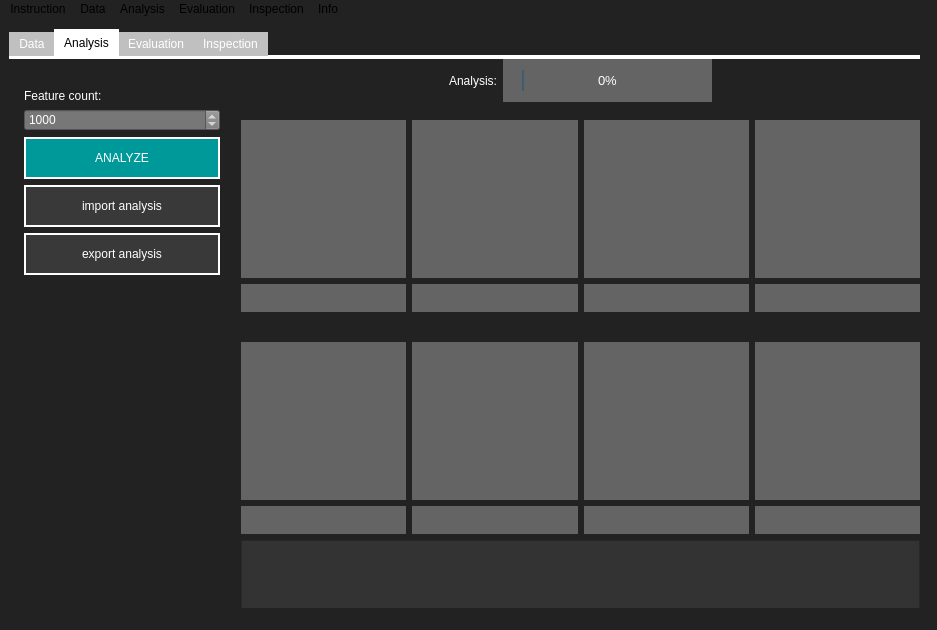
Before: the Qt Designer form design/pridentifier.ui in resa89/pridentifier, drawn with Qt 5.
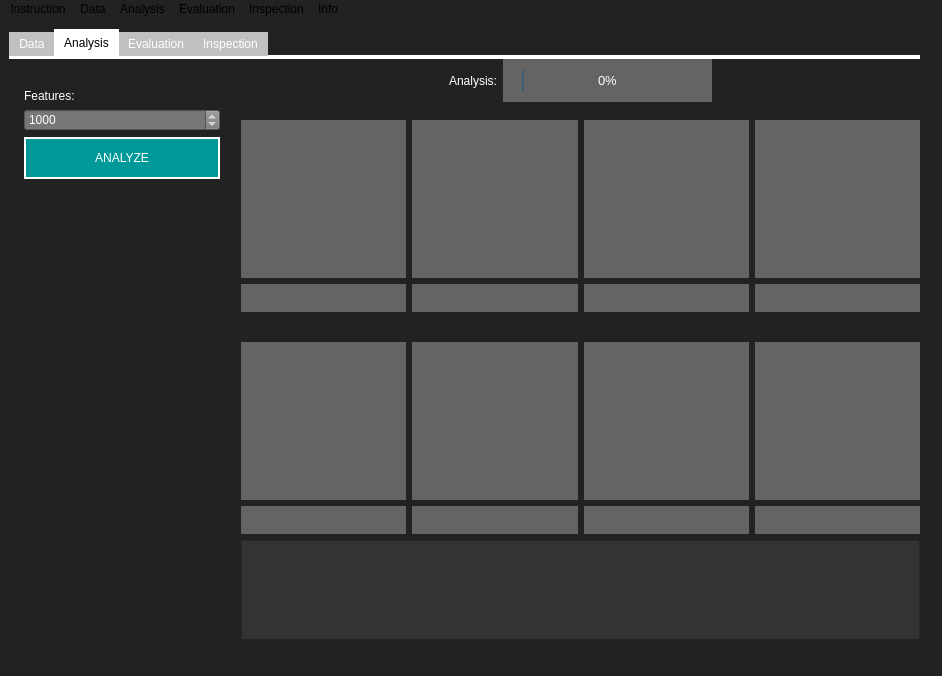
After: the same form once the commit is applied. The open tabs and pages were chosen to show the change.

Commit message: devel: Fix save evaluation and inspection results as csv and removed buttons from ui and dd a dummy dialog uo

Diff of the .ui file:
```diff
--- a/design/pridentifier.ui
+++ b/design/pridentifier.ui
@@ -6,8 +6,8 @@
    <rect>
     <x>0</x>
     <y>0</y>
-    <width>937</width>
-    <height>630</height>
+    <width>942</width>
+    <height>676</height>
    </rect>
   </property>
   <property name="windowTitle">
@@ -385,7 +385,7 @@
 </string>
               </property>
               <property name="text">
-               <string>Feature count:</string>
+               <string>Features:</string>
               </property>
              </widget>
             </item>
@@ -434,46 +434,6 @@
               </property>
              </widget>
             </item>
-            <item>
-             <widget class="QPushButton" name="button_importKnowledge">
-              <property name="styleSheet">
-               <string notr="true">QPushButton {
-	background-color: #393939;
-	min-width: 160px;
-	padding: 12px 16px;
-	border: 2px solid #fff;
-	color: #fff;
-}
-
-QPushButton:hover {
-	background-color: #777777;
-}</string>
-              </property>
-              <property name="text">
-               <string>import analysis</string>
-              </property>
-             </widget>
-            </item>
-            <item>
-             <widget class="QPushButton" name="button_exportKnowledge">
-              <property name="styleSheet">
-               <string notr="true">QPushButton {
-	background-color: #393939;
-	min-width: 160px;
-	padding: 12px 16px;
-	border: 2px solid #fff;
-	color: #fff;
-}
-
-QPushButton:hover {
-	background-color: #777777;
-}</string>
-              </property>
-              <property name="text">
-               <string>export analysis</string>
-              </property>
-             </widget>
-            </item>
             <item>
              <spacer name="verticalSpacer_13">
               <property name="orientation">
@@ -1561,7 +1521,7 @@
     <rect>
      <x>0</x>
      <y>0</y>
-     <width>937</width>
+     <width>942</width>
      <height>22</height>
     </rect>
    </property>
```
Left out of the diff: 82 changed lines with no effect on the pictures. The commit also changes 4 other files.
